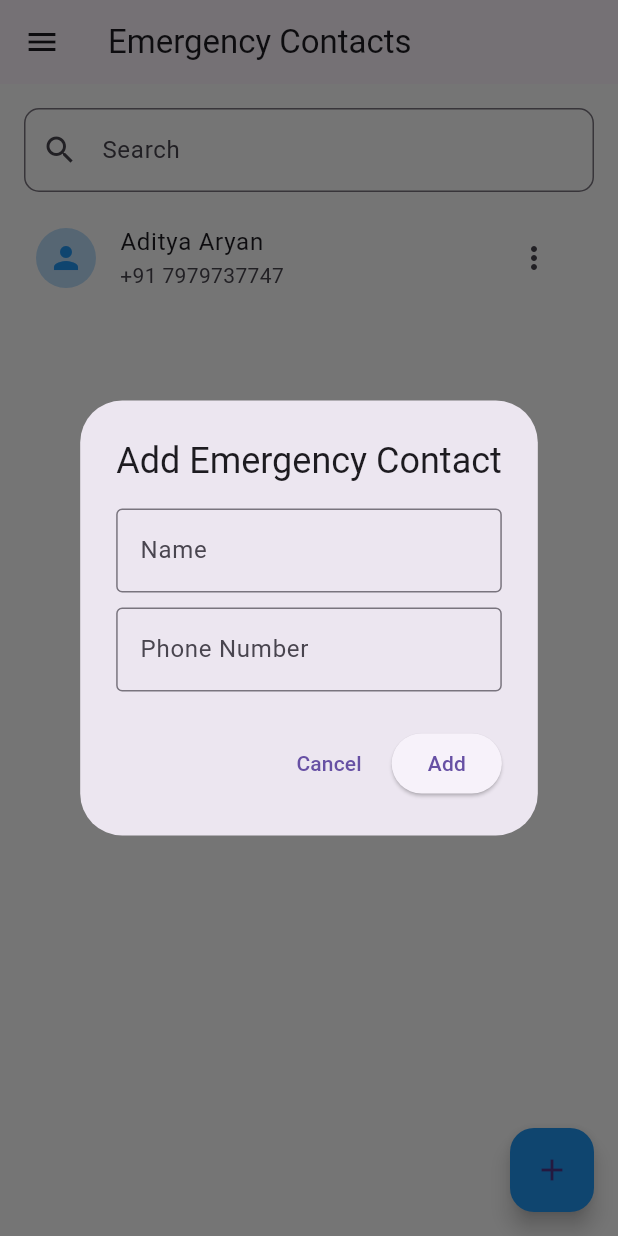
After one commit to Arpit-Raj1/HealthCare-App, a Flutter app: the EmergencyContactsScreen screen opened by its route, after a tap on the "add" icon, on a phone screen of 412 x 824 dp. The commit adds this screen. Run offline on Flutter 3.47's test engine with Material 3 defaults, Android fonts, the phone set to English and light mode, and no system bars; our stand-ins replace flutter_svg, google_fonts; project files that could hold a hidden picture were left out.

Commit message:
feat: emergency contacts UI setup

```diff
--- a/swastify/lib/config/app_routes.dart
+++ b/swastify/lib/config/app_routes.dart
@@ -1,10 +1,12 @@
 import 'package:flutter/material.dart';
 import 'package:swastify/components/app_signup.dart';
+import 'package:swastify/pages/emergency_contacts_page.dart';
 import 'package:swastify/pages/login_page.dart';
 
 class AppRoutes {
   static const login = '/';
   static const signup = '/signup';
+  static const emergency = '/emergency';
 
   static Route<dynamic>? generateRoute(RouteSettings settings) {
     switch (settings.name) {
@@ -14,6 +16,9 @@ class AppRoutes {
       case signup:
         final args = settings.arguments as Map<String, dynamic>;
         return MaterialPageRoute(builder: (_) => AppSignup(role: args['role']));
+
+      case emergency:
+        return MaterialPageRoute(builder: (_) => EmergencyContactsScreen());
 
       default:
         return MaterialPageRoute(
--- /dev/null
+++ b/swastify/lib/pages/emergency_contacts_page.dart
@@ -0,0 +1,307 @@
+import 'package:flutter/material.dart';
+
+enum ProfileMenu { call, edit, delete }
+
+class EmergencyContactsScreen extends StatefulWidget {
+  @override
+  _EmergencyContactsScreenState createState() =>
+      _EmergencyContactsScreenState();
+}
+
+class _EmergencyContactsScreenState extends State<EmergencyContactsScreen> {
+  List<Map<String, String>> contacts = List.generate(
+    1,
+    (index) => {"name": "Aditya Aryan", "phone": "+91 7979737747"},
+  );
+  List<Map<String, String>> filteredContacts = [];
+  Set<int> selectedIndexes = {}; // Stores selected items
+  TextEditingController searchController = TextEditingController();
+
+  @override
+  void initState() {
+    super.initState();
+    filteredContacts = List.from(contacts);
+    searchController.addListener(_filterContacts);
+  }
+
+  void _filterContacts() {
+    setState(() {
+      filteredContacts =
+          contacts
+              .where(
+                (contact) => contact["name"]!.toLowerCase().contains(
+                  searchController.text.toLowerCase(),
+                ),
+              )
+              .toList();
+    });
+  }
+
+  void _toggleSelection(int index) {
+    setState(() {
+      if (selectedIndexes.contains(index)) {
+        selectedIndexes.remove(index);
+      } else {
+        selectedIndexes.add(index);
+      }
+    });
+  }
+
+  void _deleteSelectedContacts() {
+    setState(() {
+      contacts =
+          contacts
+              .asMap()
+              .entries
+              .where((entry) => !selectedIndexes.contains(entry.key))
+              .map((entry) => entry.value)
+              .toList();
+      filteredContacts = List.from(contacts);
+      selectedIndexes.clear();
+    });
+  }
+
+  void _showAddContactPopup(BuildContext context) {
+    TextEditingController nameController = TextEditingController();
+    TextEditingController phoneController = TextEditingController();
+
+    showDialog(
+      context: context,
+      builder: (context) {
+        return AlertDialog(
+          title: Text("Add Emergency Contact"),
+          content: Column(
+            mainAxisSize: MainAxisSize.min,
+            children: [
+              TextField(
+                controller: nameController,
+                decoration: InputDecoration(
+                  labelText: "Name",
+                  border: OutlineInputBorder(),
+                ),
+              ),
+              SizedBox(height: 10),
+              TextField(
+                controller: phoneController,
+                decoration: InputDecoration(
+                  labelText: "Phone Number",
+                  prefixText: "+91 ",
+                  border: OutlineInputBorder(),
+                ),
+                keyboardType: TextInputType.phone,
+              ),
+            ],
+          ),
+          actions: [
+            TextButton(
+              onPressed: () => Navigator.pop(context),
+              child: Text("Cancel"),
+            ),
+            ElevatedButton(
+              onPressed: () {
+                if (nameController.text.isNotEmpty &&
+                    phoneController.text.isNotEmpty) {
+                  setState(() {
+                    contacts.add({
+                      "name": nameController.text,
+                      "phone": "+91 ${phoneController.text}",
+                    });
+                    filteredContacts = List.from(contacts);
+                  });
+                  Navigator.pop(context);
+                }
+              },
+              child: Text("Add"),
+            ),
+          ],
+        );
+      },
+    );
+  }
+
+  void _showEditContactPopup(BuildContext context, int index) {
+    TextEditingController nameController = TextEditingController(
+      text: contacts[index]['name'],
+    );
+    TextEditingController phoneController = TextEditingController(
+      text: contacts[index]['phone']!.substring(4),
+    );
+
+    showDialog(
+      context: context,
+      builder: (context) {
+        return AlertDialog(
+          title: Text("Edit Contact"),
+          content: Column(
+            mainAxisSize: MainAxisSize.min,
+            children: [
+              TextField(
+                controller: nameController,
+                decoration: InputDecoration(
+                  labelText: "Name",
+                  border: OutlineInputBorder(),
+                ),
+              ),
+              SizedBox(height: 10),
+              TextField(
+                controller: phoneController,
+                decoration: InputDecoration(
+                  labelText: "Phone Number",
+                  prefixText: "+91 ",
+                  border: OutlineInputBorder(),
+                ),
+                keyboardType: TextInputType.phone,
+              ),
+            ],
+          ),
+          actions: [
+            TextButton(
+              onPressed: () => Navigator.pop(context),
+              child: Text("Cancel"),
+            ),
+            ElevatedButton(
+              onPressed: () {
+                if (nameController.text.isNotEmpty &&
+                    phoneController.text.isNotEmpty) {
+                  setState(() {
+                    contacts[index] = {
+                      "name": nameController.text,
+                      "phone": "+91 ${phoneController.text}",
+                    };
+                    filteredContacts = List.from(
+                      contacts,
+                    ); // Update the filtered list
+                  });
+                  Navigator.pop(context);
+                }
+              },
+              child: Text("Save"),
+            ),
+          ],
+        );
+      },
+    );
+  }
+
+  @override
+  Widget build(BuildContext context) {
+    return Scaffold(
+      appBar: AppBar(
+        title: Text(
+          selectedIndexes.isNotEmpty
+              ? "${selectedIndexes.length} Selected"
+              : "Emergency Contacts",
+        ),
+        leading:
+            selectedIndexes.isEmpty
+                ? IconButton(icon: Icon(Icons.menu), onPressed: () {})
+                : null, // Remove leading when selection is active
+        actions:
+            selectedIndexes.isNotEmpty
+                ? [
+                  IconButton(
+                    icon: Icon(Icons.delete),
+                    onPressed: _deleteSelectedContacts,
+                  ),
+                ]
+                : [],
+      ),
+
+      body: GestureDetector(
+        onTap: () {
+          if (selectedIndexes.isNotEmpty) {
+            setState(() {
+              selectedIndexes.clear();
+            });
+          }
+        },
+        child: Padding(
+          padding: const EdgeInsets.all(8.0),
+          child: Column(
+            children: [
+              Padding(
+                padding: const EdgeInsets.all(8.0),
+                child: TextField(
+                  controller: searchController,
+                  decoration: InputDecoration(
+                    prefixIcon: Icon(Icons.search),
+                    hintText: "Search",
+                    border: OutlineInputBorder(
+                      borderRadius: BorderRadius.circular(10),
+                    ),
+                  ),
+                ),
+              ),
+              Expanded(
+                child: ListView.builder(
+                  itemCount: filteredContacts.length,
+                  itemBuilder: (context, index) {
+                    final isSelected = selectedIndexes.contains(index);
+                    return ListTile(
+                      onLongPress: () => _toggleSelection(index),
+                      onTap: () {
+                        if (selectedIndexes.isNotEmpty) {
+                          _toggleSelection(index);
+                        }
+                      },
+                      tileColor: isSelected ? Colors.blue.shade100 : null,
+                      leading: CircleAvatar(
+                        backgroundColor: Colors.blue.shade100,
+                        child: Icon(Icons.person, color: Colors.blue),
+                      ),
+                      title: Text(filteredContacts[index]['name']!),
+                      subtitle: Text(filteredContacts[index]['phone']!),
+                      trailing: PopupMenuButton<ProfileMenu>(
+                        onSelected: (value) {
+                          switch (value) {
+                            case ProfileMenu.edit:
+                              int actualIndex = contacts.indexWhere(
+                                (contact) =>
+                                    contact["phone"] ==
+                                    filteredContacts[index]["phone"],
+                              );
+                              if (actualIndex != -1) {
+                                _showEditContactPopup(context, actualIndex);
+                              }
+                              break;
+                            case ProfileMenu.call:
+                              break;
+                            case ProfileMenu.delete:
+                              setState(() {
+                                contacts.removeAt(index);
+                                filteredContacts = List.from(contacts);
+                              });
+                              break;
+                          }
+                        },
+
+                        icon: const Icon(Icons.more_vert_rounded),
+                        itemBuilder: (context) {
+                          return [
+                            const PopupMenuItem(
+                              value: ProfileMenu.edit,
+                              child: Text("Edit"),
+                            ),
+                            const PopupMenuItem(
+                              value: ProfileMenu.delete,
+                              child: Text("Delete"),
+                            ),
+                          ];
+                        },
+                      ),
+                    );
+                  },
+                ),
+              ),
+            ],
+          ),
+        ),
+      ),
+      floatingActionButton: FloatingActionButton(
+        onPressed: () => _showAddContactPopup(context),
+        child: Icon(Icons.add),
+        backgroundColor: Colors.blue,
+      ),
+    );
+  }
+}
--- a/swastify/lib/pages/login_page.dart
+++ b/swastify/lib/pages/login_page.dart
@@ -4,6 +4,7 @@ import 'package:swastify/components/action_with_button.dart';
 import 'package:swastify/components/app_button.dart';
 import 'package:swastify/components/app_email_field.dart';
 import 'package:swastify/components/app_password_field.dart';
+import 'package:swastify/config/app_routes.dart';
 import 'package:swastify/pages/forgot_password_page.dart';
 import 'package:swastify/pages/signup_options.dart';
 import 'package:swastify/styles/app_text.dart';
@@ -25,7 +26,7 @@ class _LoginPageState extends State<LoginPage> {
   void _validateForm() {
     if (_formKey.currentState?.validate() ?? false) {
       // Form is valid, proceed with login
-      print("Form is valid");
+      Navigator.of(context).pushReplacementNamed(AppRoutes.emergency);
     } else {
       print("Form is not valid");
     }
```
Also changed, not shown: swastify/lib/pages/reset_password_page.dart (+7 -0 lines).
